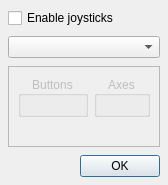
Before: the Qt Designer form src/ui/JoystickWidget.ui in mavlink/qgroundcontrol, drawn with Qt 5.
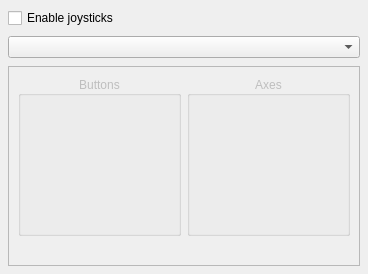
After: the same form once the commit is applied.

Commit message:
Moved joystick settings into the main settings page.
No major functionality changes.

```diff
--- a/src/ui/JoystickWidget.ui
+++ b/src/ui/JoystickWidget.ui
@@ -1,7 +1,7 @@
 <?xml version="1.0" encoding="UTF-8"?>
 <ui version="4.0">
  <class>JoystickWidget</class>
- <widget class="QDialog" name="JoystickWidget">
+ <widget class="QWidget" name="JoystickWidget">
   <property name="geometry">
    <rect>
     <x>0</x>
@@ -30,7 +30,7 @@
     <number>8</number>
    </property>
    <property name="sizeConstraint">
-    <enum>QLayout::SetFixedSize</enum>
+    <enum>QLayout::SetDefaultConstraint</enum>
    </property>
    <property name="leftMargin">
     <number>8</number>
@@ -174,34 +174,6 @@
      </layout>
     </widget>
    </item>
-   <item>
-    <widget class="QDialogButtonBox" name="dialogButtonsBox">
-     <property name="sizePolicy">
-      <sizepolicy hsizetype="Preferred" vsizetype="Fixed">
-       <horstretch>0</horstretch>
-       <verstretch>0</verstretch>
-      </sizepolicy>
-     </property>
-     <property name="minimumSize">
-      <size>
-       <width>50</width>
-       <height>0</height>
-      </size>
-     </property>
-     <property name="maximumSize">
-      <size>
-       <width>16777215</width>
-       <height>16777215</height>
-      </size>
-     </property>
-     <property name="orientation">
-      <enum>Qt::Horizontal</enum>
-     </property>
-     <property name="standardButtons">
-      <set>QDialogButtonBox::Ok</set>
-     </property>
-    </widget>
-   </item>
   </layout>
  </widget>
  <resources/>
```
Left out of the diff: 19 changed lines with no effect on the pictures. The commit also changes 7 other files.
